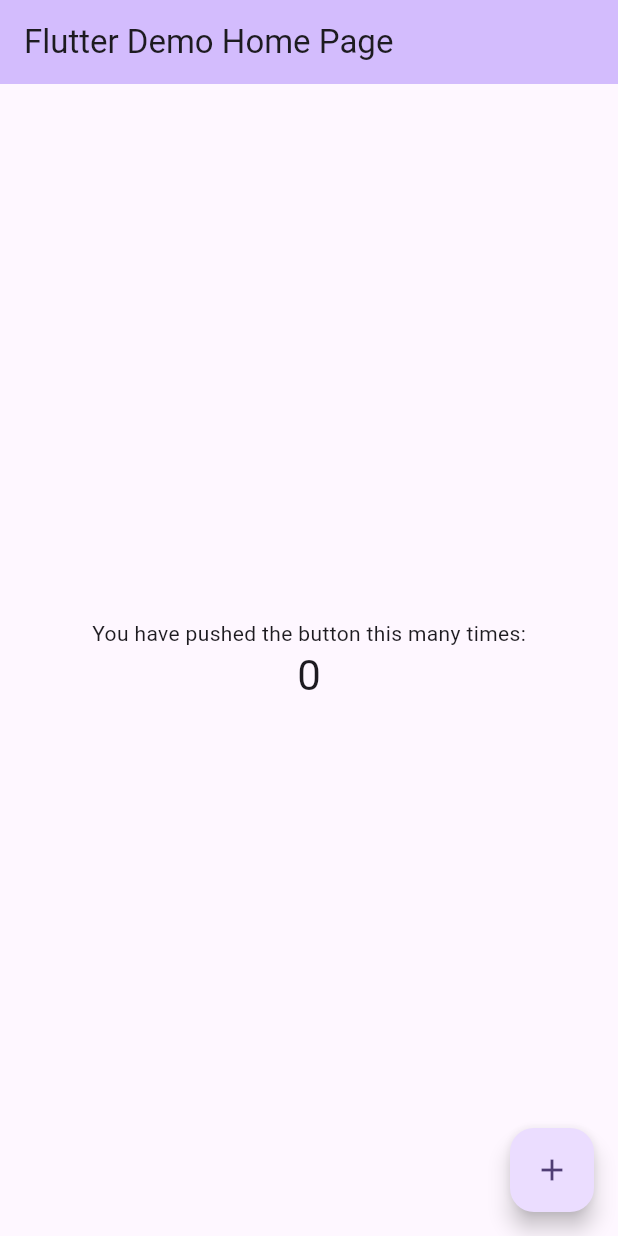
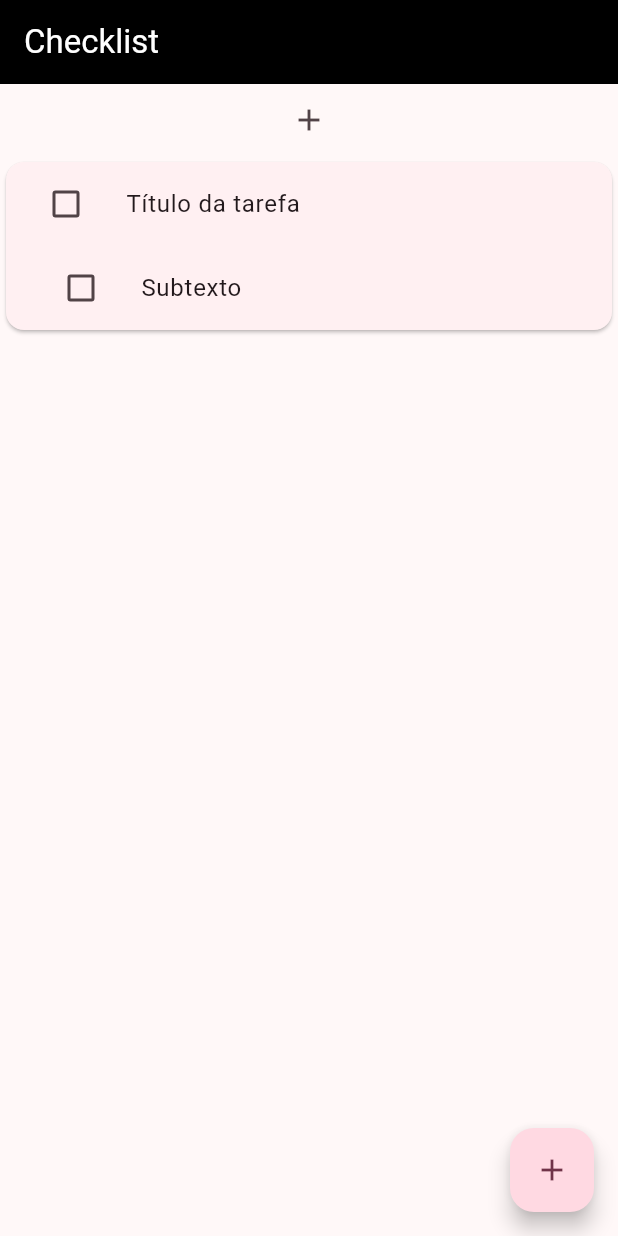
Before and after one commit to Gediel99/checklistApp, a Flutter app: the screen it shows after launch, on a phone screen of 412 x 824 dp. Run offline on Flutter 3.47's test engine with Material 2 defaults, Android fonts, the phone set to English and light mode, and no system bars.

Commit message:
Atualiza informações

```diff
--- /dev/null
+++ b/lib/addTask.dart
@@ -0,0 +1,13 @@
+import 'package:flutter/material.dart';
+
+class ExibeTextField extends StatelessWidget {
+  const ExibeTextField({super.key});
+
+  @override
+  Widget build(BuildContext context) {
+    return const TextField(
+      decoration: InputDecoration(
+          hintText: "Corno", hintStyle: TextStyle(color: Colors.black)),
+    );
+  }
+}
--- /dev/null
+++ b/lib/blocoList.dart
@@ -0,0 +1,86 @@
+import 'package:checklist/addTask.dart';
+import 'package:flutter/material.dart';
+
+class BlocoList extends StatelessWidget {
+  const BlocoList({super.key});
+
+  @override
+  Widget build(BuildContext context) {
+    return Column(
+      children: [
+        IconButton(
+          onPressed: () {
+            // Navigator.push(
+            //   context,
+            //   MaterialPageRoute(builder: (context) => const ExibeTextField()),
+            // );
+          },
+          icon: const Icon(Icons.add),
+        ),
+        const CardTest(
+          isChecked: false,
+        )
+      ],
+    );
+  }
+}
+
+class CardTest extends StatefulWidget {
+  const CardTest({Key? key, required this.isChecked}) : super(key: key);
+  final bool isChecked;
+
+  @override
+  State<CardTest> createState() => _CardTestState();
+}
+
+class _CardTestState extends State<CardTest> {
+  bool _isChecked = false;
+  TextEditingController meuController = TextEditingController();
+
+  @override
+  void initState() {
+    super.initState();
+    _isChecked = widget.isChecked;
+  }
+
+  @override
+  Widget build(BuildContext context) {
+    final TextDecoration editText =
+        _isChecked ? TextDecoration.lineThrough : TextDecoration.none;
+    return Card(
+      child: Column(
+        mainAxisAlignment: MainAxisAlignment.start,
+        children: [
+          ListTile(
+            leading: Checkbox(
+              value: _isChecked,
+              onChanged: (value) {
+                setState(() {
+                  _isChecked = value!;
+                });
+              },
+            ),
+            title: Text(
+              'Título da tarefa',
+              style: TextStyle(decoration: editText),
+            ),
+          ),
+          Padding(
+            padding: const EdgeInsets.only(left: 10),
+            child: ListTile(
+              leading: Checkbox(
+                value: _isChecked,
+                onChanged: (value) {
+                  setState(() {
+                    _isChecked = value!;
+                  });
+                },
+              ),
+              title: const Text("Subtexto"),
+            ),
+          ),
+        ],
+      ),
+    );
+  }
+}
--- /dev/null
+++ b/lib/homePage.dart
@@ -0,0 +1,45 @@
+import 'package:checklist/blocoList.dart';
+import 'package:flutter/material.dart';
+
+class MyHomePage extends StatefulWidget {
+  const MyHomePage({super.key, required this.title});
+  final String title;
+
+  @override
+  State<MyHomePage> createState() => _MyHomePageState();
+}
+
+class _MyHomePageState extends State<MyHomePage> {
+  int _counter = 0;
+
+  void _incrementCounter() {
+    setState(() {
+      _counter++;
+    });
+  }
+
+  @override
+  Widget build(BuildContext context) {
+    return Scaffold(
+      appBar: AppBar(
+        backgroundColor: Colors.black,
+        title: Text(
+          widget.title,
+          style: const TextStyle(color: Colors.white),
+        ),
+      ),
+      body: const Column(
+        mainAxisAlignment: MainAxisAlignment.start,
+        crossAxisAlignment: CrossAxisAlignment.start,
+        children: <Widget>[
+          BlocoList(),
+        ],
+      ),
+      floatingActionButton: FloatingActionButton(
+        onPressed: _incrementCounter,
+        tooltip: 'Increment',
+        child: const Icon(Icons.add),
+      ), // This trailing comma makes auto-formatting nicer for build methods.
+    );
+  }
+}
--- a/lib/main.dart
+++ b/lib/main.dart
@@ -1,4 +1,5 @@
 import 'package:flutter/material.dart';
+import 'homePage.dart';
 
 void main() {
   runApp(const MyApp());
@@ -13,113 +14,10 @@ class MyApp extends StatelessWidget {
     return MaterialApp(
       title: 'Flutter Demo',
       theme: ThemeData(
-        // This is the theme of your application.
-        //
-        // TRY THIS: Try running your application with "flutter run". You'll see
-        // the application has a blue toolbar. Then, without quitting the app,
-        // try changing the seedColor in the colorScheme below to Colors.green
-        // and then invoke "hot reload" (save your changes or press the "hot
-        // reload" button in a Flutter-supported IDE, or press "r" if you used
-        // the command line to start the app).
-        //
-        // Notice that the counter didn't reset back to zero; the application
-        // state is not lost during the reload. To reset the state, use hot
-        // restart instead.
-        //
-        // This works for code too, not just values: Most code changes can be
-        // tested with just a hot reload.
-        colorScheme: ColorScheme.fromSeed(seedColor: Colors.deepPurple),
+        colorScheme: ColorScheme.fromSeed(seedColor: Colors.black),
         useMaterial3: true,
       ),
-      home: const MyHomePage(title: 'Flutter Demo Home Page'),
+      home: const MyHomePage(title: 'Checklist'),
     );
   }
 }
-
-class MyHomePage extends StatefulWidget {
-  const MyHomePage({super.key, required this.title});
-
-  // This widget is the home page of your application. It is stateful, meaning
-  // that it has a State object (defined below) that contains fields that affect
-  // how it looks.
-
-  // This class is the configuration for the state. It holds the values (in this
-  // case the title) provided by the parent (in this case the App widget) and
-  // used by the build method of the State. Fields in a Widget subclass are
-  // always marked "final".
-
-  final String title;
-
-  @override
-  State<MyHomePage> createState() => _MyHomePageState();
-}
-
-class _MyHomePageState extends State<MyHomePage> {
-  int _counter = 0;
-
-  void _incrementCounter() {
-    setState(() {
-      // This call to setState tells the Flutter framework that something has
-      // changed in this State, which causes it to rerun the build method below
-      // so that the display can reflect the updated values. If we changed
-      // _counter without calling setState(), then the build method would not be
-      // called again, and so nothing would appear to happen.
-      _counter++;
-    });
-  }
-
-  @override
-  Widget build(BuildContext context) {
-    // This method is rerun every time setState is called, for instance as done
-    // by the _incrementCounter method above.
-    //
-    // The Flutter framework has been optimized to make rerunning build methods
-    // fast, so that you can just rebuild anything that needs updating rather
-    // than having to individually change instances of widgets.
-    return Scaffold(
-      appBar: AppBar(
-        // TRY THIS: Try changing the color here to a specific color (to
-        // Colors.amber, perhaps?) and trigger a hot reload to see the AppBar
-        // change color while the other colors stay the same.
-        backgroundColor: Theme.of(context).colorScheme.inversePrimary,
-        // Here we take the value from the MyHomePage object that was created by
-        // the App.build method, and use it to set our appbar title.
-        title: Text(widget.title),
-      ),
-      body: Center(
-        // Center is a layout widget. It takes a single child and positions it
-        // in the middle of the parent.
-        child: Column(
-          // Column is also a layout widget. It takes a list of children and
-          // arranges them vertically. By default, it sizes itself to fit its
-          // children horizontally, and tries to be as tall as its parent.
-          //
-          // Column has various properties to control how it sizes itself and
-          // how it positions its children. Here we use mainAxisAlignment to
-          // center the children vertically; the main axis here is the vertical
-          // axis because Columns are vertical (the cross axis would be
-          // horizontal).
-          //
-          // TRY THIS: Invoke "debug painting" (choose the "Toggle Debug Paint"
-          // action in the IDE, or press "p" in the console), to see the
-          // wireframe for each widget.
-          mainAxisAlignment: MainAxisAlignment.center,
-          children: <Widget>[
-            const Text(
-              'You have pushed the button this many times:',
-            ),
-            Text(
-              '$_counter',
-              style: Theme.of(context).textTheme.headlineMedium,
-            ),
-          ],
-        ),
-      ),
-      floatingActionButton: FloatingActionButton(
-        onPressed: _incrementCounter,
-        tooltip: 'Increment',
-        child: const Icon(Icons.add),
-      ), // This trailing comma makes auto-formatting nicer for build methods.
-    );
-  }
-}
--- /dev/null
+++ b/lib/modeloTask.dart
@@ -0,0 +1,10 @@
+class ModeloTask {
+  String tarefa;
+  List<ListTask> listTask;
+
+  ModeloTask({required this.tarefa, required this.listTask});
+
+  static fromMap(Map<String, dynamic> category) {}
+}
+
+class ListTask {}
```
Also changed, not shown: 1 other file.
